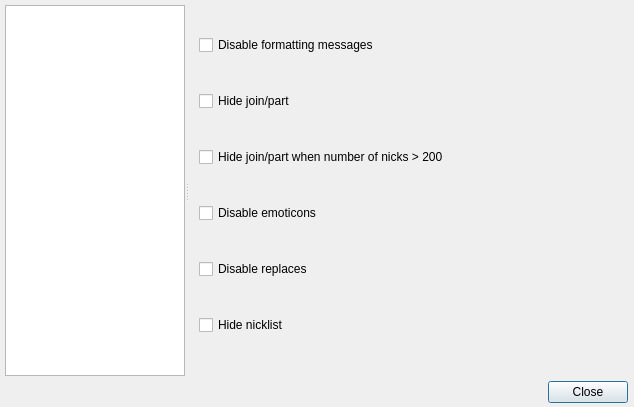
Qt form ui/options.ui (gitter-badger/simplechatclient) before a commit.
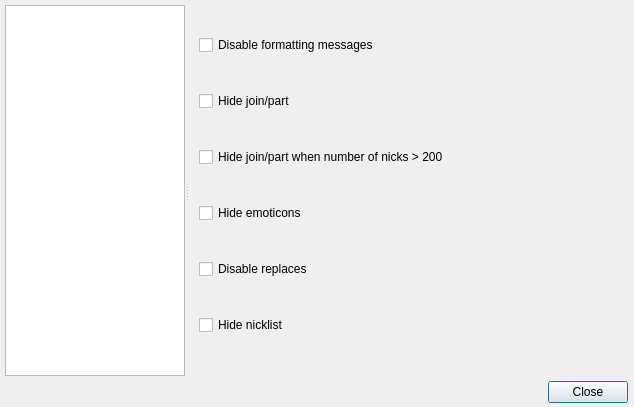
The same form after that commit. The open tabs and pages were chosen to show the change. Icons and pictures are not drawn.

Commit message: refactored disable emots option

```diff
--- a/ui/options.ui
+++ b/ui/options.ui
@@ -1284,7 +1284,7 @@
        <item>
         <widget class="QCheckBox" name="checkBox_disable_emots">
          <property name="text">
-          <string>Disable emoticons</string>
+          <string>Hide emoticons</string>
          </property>
         </widget>
        </item>
```
Left out of the diff: 2 changed lines with no effect on the pictures. The commit also changes 5 other files.
